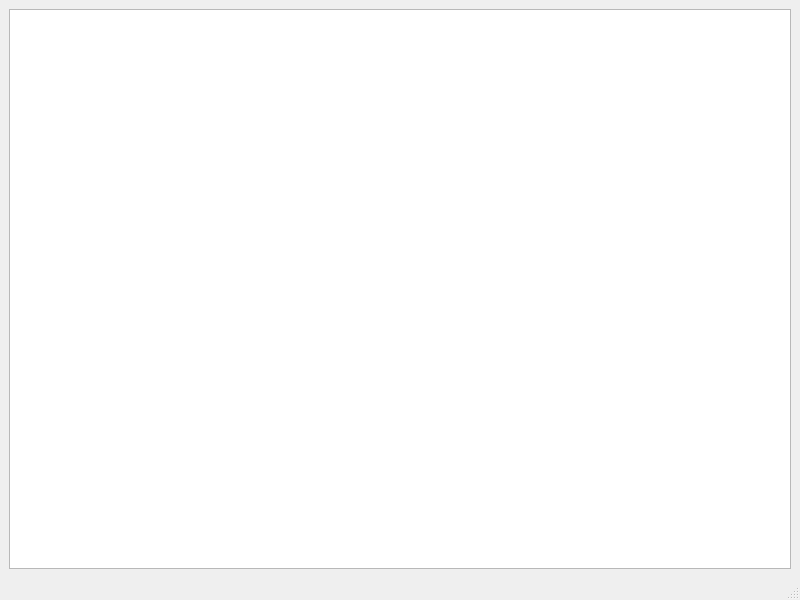
Qt form mainwindow.ui (eloranta/WWA) before a commit.
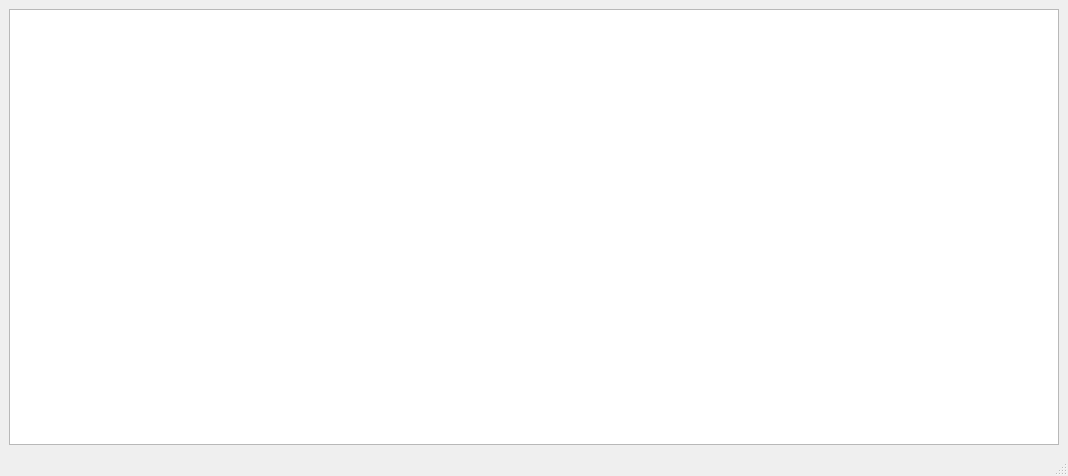
The same form after that commit.

Commit message: change main window size

Patch:
```diff
--- a/mainwindow.ui
+++ b/mainwindow.ui
@@ -6,8 +6,8 @@
    <rect>
     <x>0</x>
     <y>0</y>
-    <width>800</width>
-    <height>600</height>
+    <width>1068</width>
+    <height>476</height>
    </rect>
   </property>
   <property name="windowTitle">
```
Left out of the diff: 2 changed lines with no effect on the pictures.
